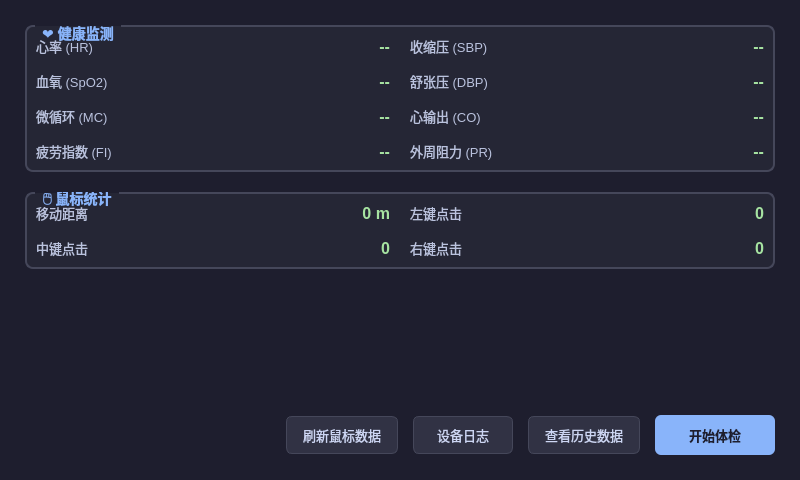
Above: main.ui from AsakiRain/health_moitor_mouse_pc_client before the change. Below: the same form after it.
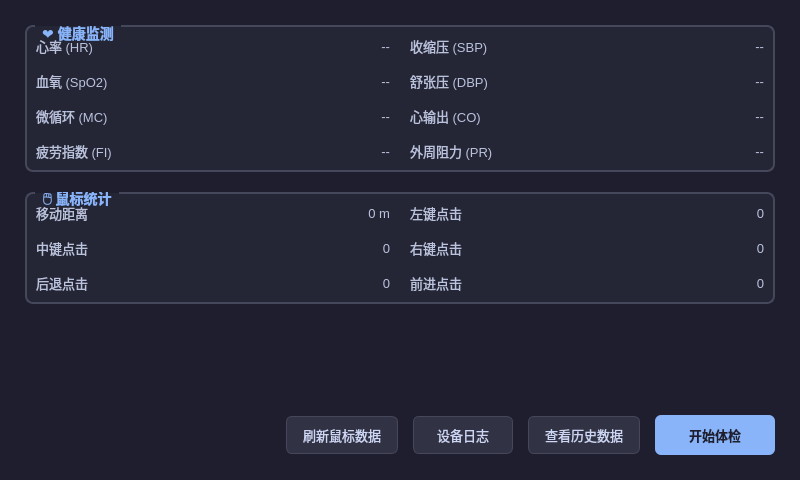
That is the form after the change.

The edit to the form file:
```diff
--- a/main.ui
+++ b/main.ui
@@ -42,7 +42,8 @@
     /* Value Labels Styling */
     QLabel#label_hr_value, QLabel#label_spo2_value, QLabel#label_mc_value, QLabel#label_fi_value,
     QLabel#label_sbp_value, QLabel#label_dbp_value, QLabel#label_co_value, QLabel#label_pr_value,
-    QLabel#label_distance, QLabel#label_leftclick, QLabel#label_rightclick, QLabel#label_midclick {
+    QLabel#label_distance, QLabel#label_leftclick, QLabel#label_rightclick, QLabel#label_midclick,
+    QLabel#label_backclick, QLabel#label_forwardclick {
         color: #a6e3a1;
         font-weight: bold;
         font-size: 16px;
@@ -159,6 +160,12 @@
 
       <item row="1" column="2"><widget class="QLabel" name="label_5"><property name="text"><string>右键点击</string></property></widget></item>
       <item row="1" column="3"><widget class="QLabel" name="label_rightclick"><property name="text"><string>0</string></property><property name="alignment"><set>Qt::AlignRight|Qt::AlignVCenter</set></property></widget></item>
+
+      <item row="2" column="0"><widget class="QLabel" name="label_backclick_title"><property name="text"><string>后退点击</string></property></widget></item>
+      <item row="2" column="1"><widget class="QLabel" name="label_backclick"><property name="text"><string>0</string></property><property name="alignment"><set>Qt::AlignRight|Qt::AlignVCenter</set></property></widget></item>
+
+      <item row="2" column="2"><widget class="QLabel" name="label_forwardclick_title"><property name="text"><string>前进点击</string></property></widget></item>
+      <item row="2" column="3"><widget class="QLabel" name="label_forwardclick"><property name="text"><string>0</string></property><property name="alignment"><set>Qt::AlignRight|Qt::AlignVCenter</set></property></widget></item>
      </layout>
     </widget>
    </item>
```
